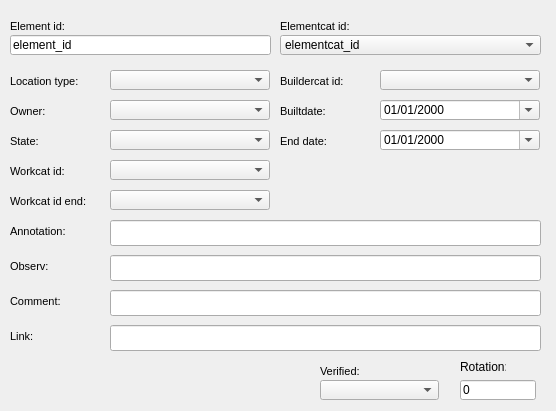
Giswater/giswater_qgis_plugin, file ui/element.ui: the form before one commit.
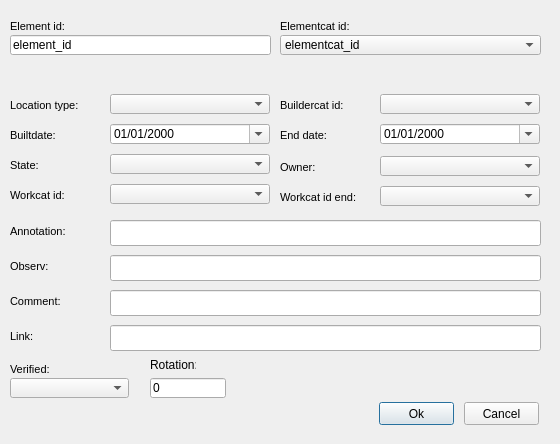
The form after the commit.

Commit message: Update design forms

What changed in the file:
```diff
--- a/ui/element.ui
+++ b/ui/element.ui
@@ -6,8 +6,8 @@
    <rect>
     <x>0</x>
     <y>0</y>
-    <width>556</width>
-    <height>411</height>
+    <width>560</width>
+    <height>444</height>
    </rect>
   </property>
   <property name="windowTitle">
@@ -16,8 +16,8 @@
   <widget class="QLabel" name="label_owner">
    <property name="geometry">
     <rect>
-     <x>10</x>
-     <y>100</y>
+     <x>280</x>
+     <y>156</y>
      <width>90</width>
      <height>22</height>
     </rect>
@@ -49,8 +49,8 @@
   <widget class="QDateTimeEdit" name="builtdate">
    <property name="geometry">
     <rect>
-     <x>380</x>
-     <y>100</y>
+     <x>110</x>
+     <y>124</y>
      <width>160</width>
      <height>20</height>
     </rect>
@@ -98,8 +98,8 @@
   <widget class="QLabel" name="label_builtdate">
    <property name="geometry">
     <rect>
-     <x>280</x>
-     <y>100</y>
+     <x>10</x>
+     <y>124</y>
      <width>90</width>
      <height>22</height>
     </rect>
@@ -157,7 +157,7 @@
    <property name="geometry">
     <rect>
      <x>280</x>
-     <y>130</y>
+     <y>124</y>
      <width>90</width>
      <height>22</height>
     </rect>
@@ -223,7 +223,7 @@
    <property name="geometry">
     <rect>
      <x>110</x>
-     <y>70</y>
+     <y>94</y>
      <width>160</width>
      <height>20</height>
     </rect>
@@ -233,7 +233,7 @@
    <property name="geometry">
     <rect>
      <x>380</x>
-     <y>70</y>
+     <y>94</y>
      <width>160</width>
      <height>20</height>
     </rect>
@@ -288,8 +288,8 @@
   <widget class="QComboBox" name="workcat_id_end">
    <property name="geometry">
     <rect>
-     <x>110</x>
-     <y>190</y>
+     <x>380</x>
+     <y>186</y>
      <width>160</width>
      <height>20</height>
     </rect>
@@ -299,7 +299,7 @@
    <property name="geometry">
     <rect>
      <x>280</x>
-     <y>70</y>
+     <y>94</y>
      <width>90</width>
      <height>22</height>
     </rect>
@@ -332,7 +332,7 @@
    <property name="geometry">
     <rect>
      <x>10</x>
-     <y>130</y>
+     <y>154</y>
      <width>90</width>
      <height>22</height>
     </rect>
@@ -364,8 +364,8 @@
   <widget class="QLabel" name="label_rotation">
    <property name="geometry">
     <rect>
-     <x>460</x>
-     <y>360</y>
+     <x>150</x>
+     <y>358</y>
      <width>46</width>
      <height>13</height>
     </rect>
@@ -377,8 +377,8 @@
   <widget class="QLineEdit" name="rotation">
    <property name="geometry">
     <rect>
-     <x>460</x>
-     <y>380</y>
+     <x>150</x>
+     <y>378</y>
      <width>76</width>
      <height>20</height>
     </rect>
@@ -390,8 +390,8 @@
   <widget class="QLabel" name="label_workcat_id_end">
    <property name="geometry">
     <rect>
-     <x>10</x>
-     <y>190</y>
+     <x>280</x>
+     <y>186</y>
      <width>90</width>
      <height>22</height>
     </rect>
@@ -470,7 +470,7 @@
    <property name="geometry">
     <rect>
      <x>10</x>
-     <y>70</y>
+     <y>94</y>
      <width>90</width>
      <height>22</height>
     </rect>
@@ -502,8 +502,8 @@
   <widget class="QComboBox" name="ownercat_id">
    <property name="geometry">
     <rect>
-     <x>110</x>
-     <y>100</y>
+     <x>380</x>
+     <y>156</y>
      <width>160</width>
      <height>20</height>
     </rect>
@@ -546,7 +546,7 @@
    <property name="geometry">
     <rect>
      <x>380</x>
-     <y>130</y>
+     <y>124</y>
      <width>160</width>
      <height>20</height>
     </rect>
@@ -618,7 +618,7 @@
    <property name="geometry">
     <rect>
      <x>10</x>
-     <y>160</y>
+     <y>184</y>
      <width>90</width>
      <height>22</height>
     </rect>
@@ -651,7 +651,7 @@
    <property name="geometry">
     <rect>
      <x>110</x>
-     <y>130</y>
+     <y>154</y>
      <width>160</width>
      <height>20</height>
     </rect>
@@ -661,7 +661,7 @@
    <property name="geometry">
     <rect>
      <x>110</x>
-     <y>160</y>
+     <y>184</y>
      <width>160</width>
      <height>20</height>
     </rect>
@@ -670,8 +670,8 @@
   <widget class="QComboBox" name="verified_2">
    <property name="geometry">
     <rect>
-     <x>320</x>
-     <y>380</y>
+     <x>10</x>
+     <y>378</y>
      <width>119</width>
      <height>20</height>
     </rect>
@@ -680,8 +680,8 @@
   <widget class="QLabel" name="label_verified">
    <property name="geometry">
     <rect>
-     <x>320</x>
-     <y>360</y>
+     <x>10</x>
+     <y>358</y>
      <width>90</width>
      <height>22</height>
     </rect>
@@ -713,6 +713,32 @@
     <number>3</number>
    </property>
   </widget>
+  <widget class="QPushButton" name="btn_accept">
+   <property name="geometry">
+    <rect>
+     <x>379</x>
+     <y>402</y>
+     <width>75</width>
+     <height>23</height>
+    </rect>
+   </property>
+   <property name="text">
+    <string>Ok</string>
+   </property>
+  </widget>
+  <widget class="QPushButton" name="btn_cancel">
+   <property name="geometry">
+    <rect>
+     <x>464</x>
+     <y>402</y>
+     <width>75</width>
+     <height>23</height>
+    </rect>
+   </property>
+   <property name="text">
+    <string>Cancel</string>
+   </property>
+  </widget>
  </widget>
  <resources/>
  <connections/>
```
The commit also changes 4 other files.
